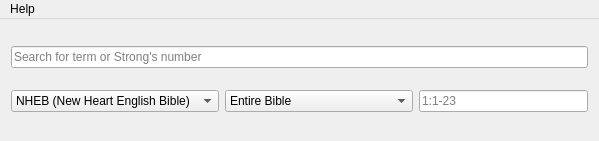
Qt form mainwindow.ui (torculus/QBibleSearch) before a commit.
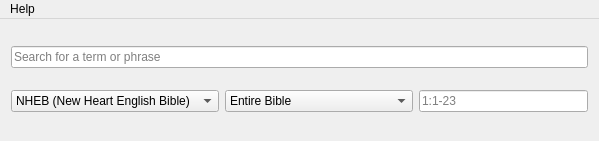
The same form after that commit.

Commit message: fixed search logic and in-book searching

```diff
--- a/mainwindow.ui
+++ b/mainwindow.ui
@@ -26,7 +26,7 @@
          <string/>
         </property>
         <property name="placeholderText">
-         <string>Search for term or Strong's number</string>
+         <string>Search for a term or phrase</string>
         </property>
        </widget>
       </item>
```
The commit also changes 1 other file.
